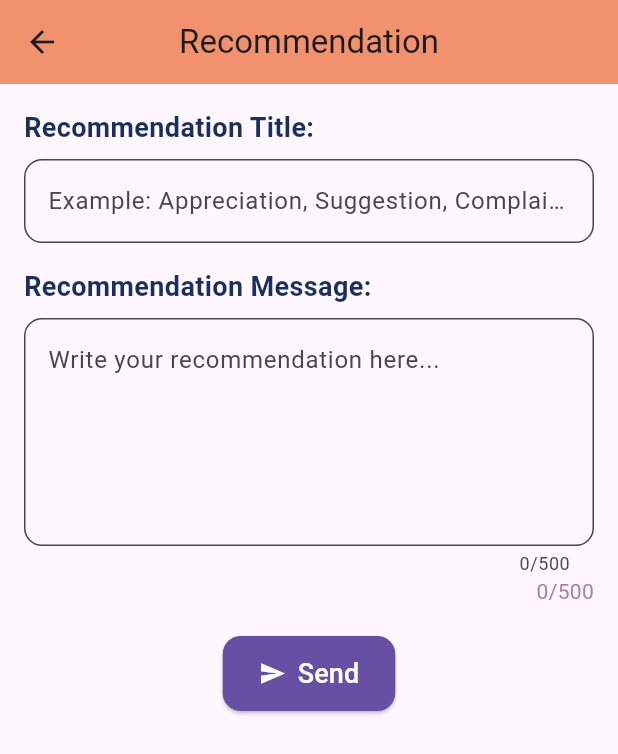
After one commit to Shift-Start/Front_End-1, a Flutter app: the RecommendationScreen screen opened directly, on a phone screen of 412 x 824 dp. The commit adds this screen. Shown: the top 754 px of the screen. Run offline on Flutter 3.47's test engine with Material 3 defaults, Android fonts, the phone set to English and light mode, and no system bars; our stand-ins replace flutter_screenutil, image_picker, shared_preferences; accounts and stored records are empty.

Commit message:
recommendation

```diff
--- /dev/null
+++ b/lib/Profile/recommendation.dart
@@ -0,0 +1,165 @@
+import 'package:flutter/material.dart';
+import 'package:provider/provider.dart';
+import '../colors.dart';
+
+class RecommendationScreen extends StatefulWidget {
+  @override
+  _RecommendationScreenState createState() => _RecommendationScreenState();
+}
+
+class _RecommendationScreenState extends State<RecommendationScreen> {
+  final TextEditingController _titleController = TextEditingController();
+  final TextEditingController _messageController = TextEditingController();
+  int _charCount = 0;
+  final int _maxChars = 500;
+
+  void _sendRecommendation(BuildContext context) {
+    if (_titleController.text.isEmpty || _messageController.text.isEmpty) {
+      ScaffoldMessenger.of(context).showSnackBar(
+        SnackBar(
+          content: Text("Please fill in all fields before submitting."),
+          backgroundColor: Colors.red,
+        ),
+      );
+      return;
+    }
+
+    showDialog(
+      context: context,
+      builder: (context) {
+        return AlertDialog(
+          backgroundColor:
+              Theme.of(context).cardColor, // استخدام اللون المحدد للثيم
+          shape:
+              RoundedRectangleBorder(borderRadius: BorderRadius.circular(12)),
+          title: Text("Submission Successful!",
+              style: TextStyle(
+                  color: Theme.of(context).textTheme.bodyLarge!.color)),
+          content: Text(
+            "Thank you for your recommendation! It will be reviewed soon.",
+            style: TextStyle(
+              color: Provider.of<UiProvider>(context).isDark
+                  ? AppColors.darkSecondaryText
+                  : AppColors.lightSecondaryText,
+            ),
+          ),
+          actions: [
+            TextButton(
+              onPressed: () {
+                Navigator.pop(context);
+                _titleController.clear();
+                _messageController.clear();
+                setState(() {
+                  _charCount = 0;
+                });
+              },
+              child: Text("OK",
+                  style: TextStyle(
+                      color: Theme.of(context).textTheme.bodyLarge!.color)),
+            ),
+          ],
+        );
+      },
+    );
+  }
+
+  @override
+  Widget build(BuildContext context) {
+    final isDark = Provider.of<UiProvider>(context).isDark;
+
+    return Scaffold(
+      appBar: AppBar(
+        title: Text("Recommendation"),
+        centerTitle: true,
+        backgroundColor: isDark
+            ? AppColors.darkButton
+            : AppColors.lightButton, // تغيير اللون حسب الوضع
+      ),
+      body: Padding(
+        padding: EdgeInsets.all(16),
+        child: Column(
+          crossAxisAlignment: CrossAxisAlignment.start,
+          children: [
+            Text("Recommendation Title:",
+                style: TextStyle(
+                  fontSize: 18,
+                  fontWeight: FontWeight.bold,
+                  color: isDark
+                      ? AppColors.darkPrimaryText
+                      : AppColors.lightPrimaryText, // لون العنوان
+                )),
+            SizedBox(height: 8),
+            TextField(
+              controller: _titleController,
+              decoration: InputDecoration(
+                hintText: "Example: Appreciation, Suggestion, Complaint...",
+                filled: true,
+                fillColor: Theme.of(context).cardColor, // لون الخلفية حسب الثيم
+                border: OutlineInputBorder(
+                    borderRadius: BorderRadius.circular(12),
+                    borderSide: BorderSide(color: Colors.transparent)),
+              ),
+            ),
+            SizedBox(height: 16),
+            Text("Recommendation Message:",
+                style: TextStyle(
+                  fontSize: 18,
+                  fontWeight: FontWeight.bold,
+                  color: isDark
+                      ? AppColors.darkPrimaryText
+                      : AppColors.lightPrimaryText, // لون العنوان
+                )),
+            SizedBox(height: 8),
+            TextField(
+              controller: _messageController,
+              maxLines: 5,
+              maxLength: _maxChars,
+              onChanged: (text) {
+                setState(() {
+                  _charCount = text.length;
+                });
+              },
+              decoration: InputDecoration(
+                hintText: "Write your recommendation here...",
+                filled: true,
+                fillColor: Theme.of(context).cardColor, // لون الخلفية حسب الثيم
+                border: OutlineInputBorder(
+                  borderRadius: BorderRadius.circular(12),
+                  borderSide: BorderSide(color: Colors.transparent),
+                ),
+              ),
+            ),
+            Align(
+              alignment: Alignment.centerRight,
+              child: Text(
+                "$_charCount/$_maxChars",
+                style: TextStyle(
+                  color: isDark
+                      ? AppColors.darkSecondaryText
+                      : AppColors.lightSecondaryText, // اللون لعداد الأحرف
+                ),
+              ),
+            ),
+            SizedBox(height: 20),
+            Center(
+              child: ElevatedButton.icon(
+                style: ElevatedButton.styleFrom(
+                  backgroundColor:
+                      Theme.of(context).primaryColor, // اللون حسب الوضع
+                  padding: EdgeInsets.symmetric(horizontal: 24, vertical: 12),
+                  shape: RoundedRectangleBorder(
+                    borderRadius: BorderRadius.circular(12),
+                  ),
+                ),
+                icon: Icon(Icons.send, color: Colors.white),
+                label: Text("Send",
+                    style: TextStyle(fontSize: 18, color: Colors.white)),
+                onPressed: () => _sendRecommendation(context),
+              ),
+            ),
+          ],
+        ),
+      ),
+    );
+  }
+}
--- a/lib/main.dart
+++ b/lib/main.dart
@@ -10,6 +10,8 @@ import 'package:provider/provider.dart';
 import 'BottomNavBar/bottomNavBar.dart';
 import 'CompetitorsBoard/leaderBoardProvider.dart';
 import 'Conversation/chatProvider.dart';
+
+import 'Profile/recommendation.dart';
 import 'SplashScreen/splashScreen.dart';
 
 import 'colors.dart';
@@ -46,7 +48,9 @@ class _MyAppState extends State<MyApp> {
           double screenWidth = MediaQuery.of(context).size.width;
           double screenHeight = MediaQuery.of(context).size.height;
           return MaterialApp(
-            home: LeaderboardScreen(),
+            home: Bottomnavbar(
+              selectedModel: '',
+            ),
             themeMode: notifier.isDark ? ThemeMode.dark : ThemeMode.light,
             darkTheme:
                 notifier.isDark ? notifier.darkTheme : notifier.lightTheme,
```
Also changed, not shown: lib/HomeScreen/menuScreen.dart (+5 -4 lines), lib/Profile/search.dart (deleted, +0 -15 lines).
